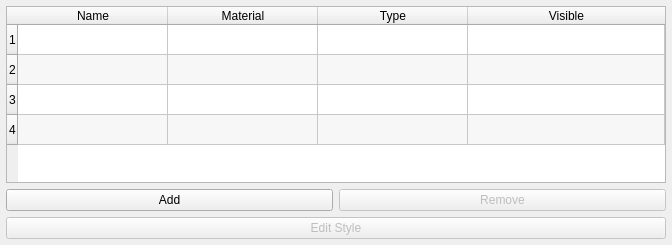
Above: hexrd/ui/resources/ui/overlay_manager.ui from HEXRD/hexrdgui before the change. Below: the same form after it.
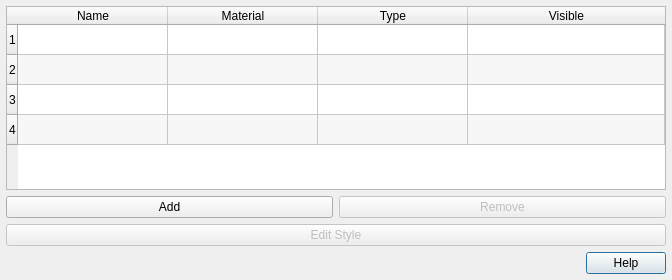
That is the form after the change.

Commit message:
Add help button for overlay manager
This just takes you to the overlays page in general.

What changed in the file:
```diff
--- a/hexrd/ui/resources/ui/overlay_manager.ui
+++ b/hexrd/ui/resources/ui/overlay_manager.ui
@@ -7,7 +7,7 @@
     <x>0</x>
     <y>0</y>
     <width>672</width>
-    <height>245</height>
+    <height>280</height>
    </rect>
   </property>
   <property name="minimumSize">
@@ -135,6 +135,13 @@
      </property>
     </widget>
    </item>
+   <item row="5" column="0" colspan="2">
+    <widget class="QDialogButtonBox" name="button_box">
+     <property name="standardButtons">
+      <set>QDialogButtonBox::Help</set>
+     </property>
+    </widget>
+   </item>
   </layout>
  </widget>
  <tabstops>
```
Left out of the diff: 32 changed lines with no effect on the pictures. The commit also changes 1 other file.
